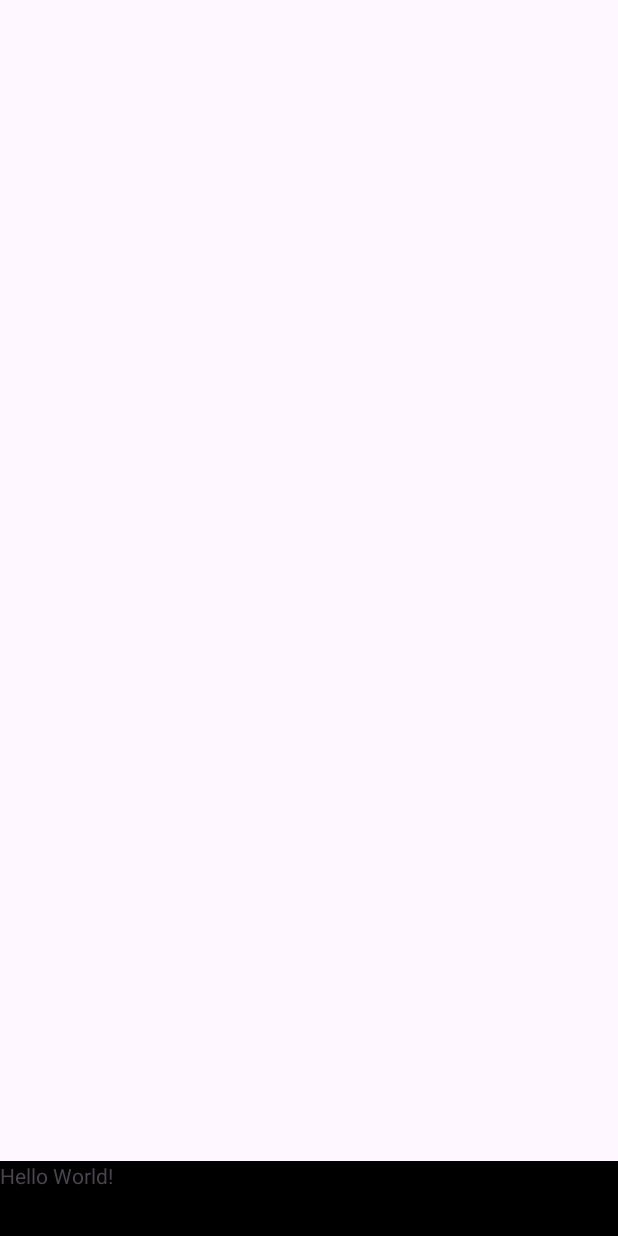
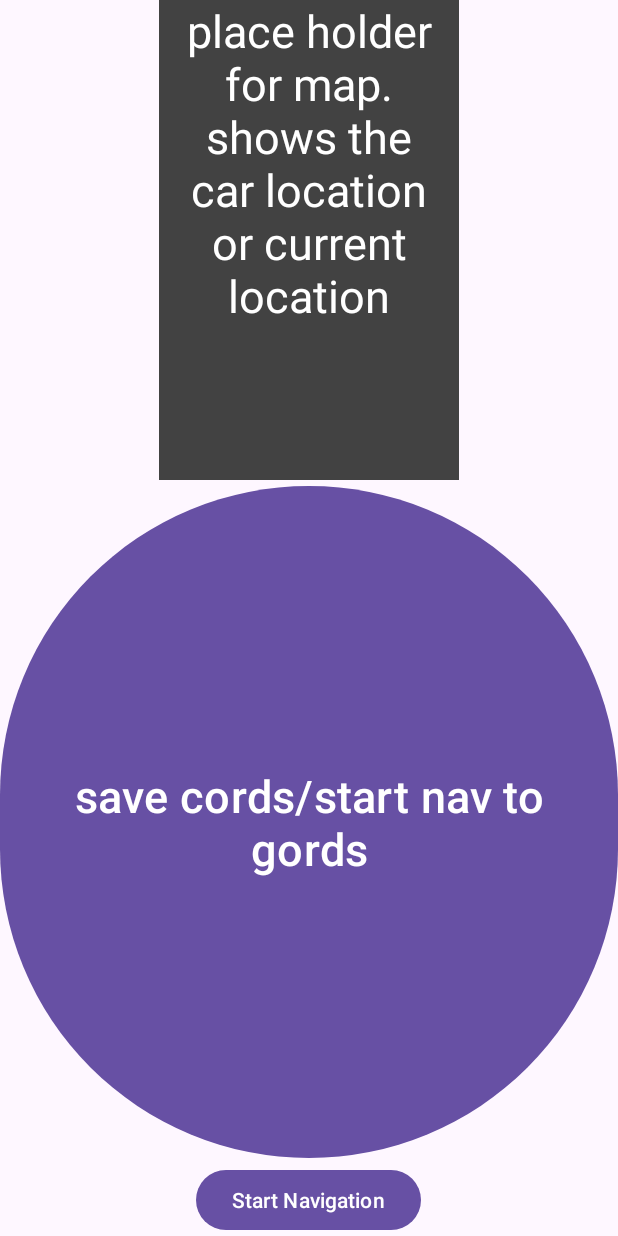
Before and after one commit to jenya1996/Where-DId-I-Park, an Android app: the screen it shows after launch (MainActivity), on a phone screen of 412 x 824 dp. Run offline under Robolectric (Android 15) with nearby library versions, the phone set to English and light mode, and no system bars.

Commit message:
added google api still does not work

```diff
--- a/app/build.gradle
+++ b/app/build.gradle
@@ -32,6 +32,8 @@ android {
 }
 
 dependencies {
+    implementation 'com.google.android.libraries.navigation:navigation:6.0.0'
+    implementation 'com.google.android.gms:play-services-maps:18.2.0'
 
     implementation libs.appcompat
     implementation libs.material
--- a/app/src/main/res/layout/activity_main.xml
+++ b/app/src/main/res/layout/activity_main.xml
@@ -7,15 +7,41 @@
     android:layout_height="match_parent"
     tools:context=".MainActivity">
 
-    <TextView
+    <LinearLayout
         android:layout_width="match_parent"
-        android:layout_height="50dp"
-        android:background="@color/black"
-        android:text="Hello World!"
-        app:layout_constraintBottom_toBottomOf="parent"
-        app:layout_constraintEnd_toEndOf="parent"
-        app:layout_constraintStart_toStartOf="parent"
-        app:layout_constraintTop_toTopOf="parent"
-        app:layout_constraintVertical_bias="1" />
+        android:layout_height="match_parent"
+        android:gravity="center"
+
+
+        android:orientation="vertical"
+        tools:layout_editor_absoluteX="1dp"
+        tools:layout_editor_absoluteY="1dp">
+
+        <TextView
+            android:id="@+id/textView"
+            android:layout_width="200dp"
+            android:layout_height="200dp"
+            android:textAlignment="center"
+            android:layout_weight="1"
+
+            android:background="@color/cardview_dark_background"
+            android:text="place holder for map. shows the car location or current location"
+            android:textColor="@color/backgroundColor"
+            android:textSize="30dp" />
+
+        <Button
+            android:id="@+id/btn1"
+            android:layout_width="match_parent"
+            android:layout_height="336dp"
+            android:layout_weight="1"
+            android:text="save cords/start nav to gords"
+            android:textSize="30dp" />
+        <Button
+            android:id="@+id/startNavBtn"
+            android:layout_width="wrap_content"
+            android:layout_height="wrap_content"
+            android:text="Start Navigation" />
+
+    </LinearLayout>
 
 </androidx.constraintlayout.widget.ConstraintLayout>
--- a/app/src/main/res/values/colors.xml
+++ b/app/src/main/res/values/colors.xml
@@ -1,5 +1,8 @@
 <?xml version="1.0" encoding="utf-8"?>
 <resources>
-    <color name="black">#FF000000</color>
-    <color name="white">#FFFFFFFF</color>
+    <color name="primaryColor">#6200EE</color>
+    <color name="primaryVariant">#3700B3</color>
+    <color name="secondaryColor">#03DAC6</color>
+    <color name="backgroundColor">#FFFFFF</color>
+    <color name="textColor">#000000</color>
 </resources>
--- a/gradle.properties
+++ b/gradle.properties
@@ -19,3 +19,5 @@ android.useAndroidX=true
 # resources declared in the library itself and none from the library's dependencies,
 # thereby reducing the size of the R class for that library
 android.nonTransitiveRClass=true
+
+GOOGLE_API_KEY=AIzaSyBMkFPXxULLdgu1pU3RDHdvoZIvzMs81XM
```
Also changed, not shown: app/src/main/AndroidManifest.xml (+10 -4 lines), app/src/main/java/com/EvgeniG_EladO_HalelF/myapplication/MainActivity.java (+22 -0 lines), app/src/main/res/layout/activity_settings.xml (+23 -0 lines), build.gradle (line endings or trailing spaces).
